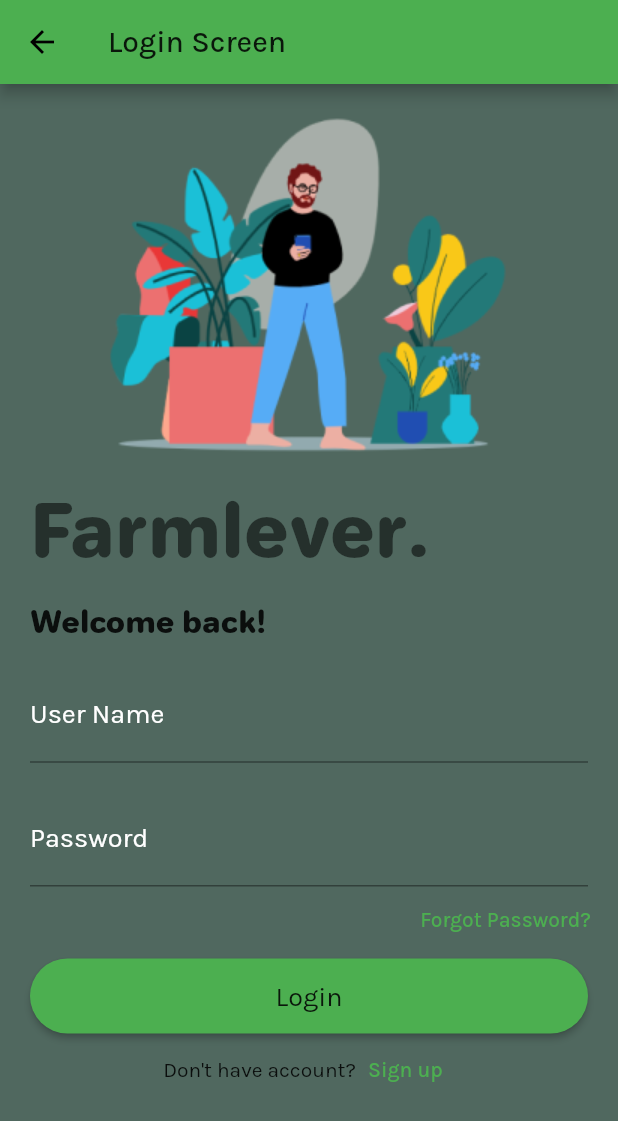
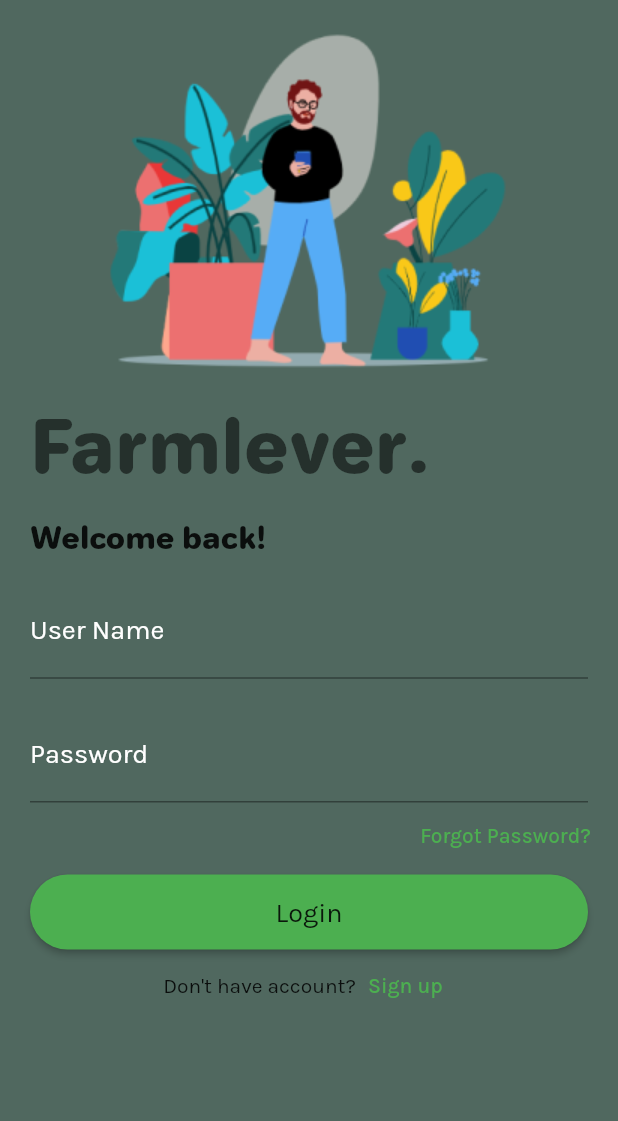
Before and after one commit to Linda-Fitz/RapidIdeationProject, a Flutter app: the LoginScreen screen opened by its route, on a phone screen of 412 x 824 dp. Shown: the top 1121 px of the screen. Run offline on Flutter 3.47's test engine with Material 2 defaults, Android fonts, the phone set to English and light mode, and no system bars; our stand-ins replace introduction_screen.

Commit message:
Deleting app bar

```diff
--- a/lib/screens/login.dart
+++ b/lib/screens/login.dart
@@ -26,10 +26,6 @@ class _State extends State<LoginScreen> {
   @override
   Widget build(BuildContext context) {
     return Scaffold(
-        appBar: AppBar(
-          title: Text('Login Screen'),
-          backgroundColor: Colors.green,
-        ),
         body: Padding(
             padding: EdgeInsets.all(10),
             child: ListView(
```
